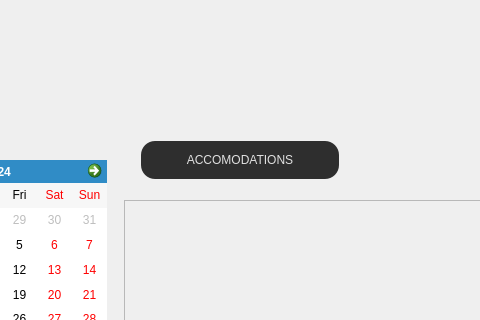
Before: the Qt Designer form 3_Solution/Client/frontend/clientwindow.ui in albudimitrie/travel-app, drawn with Qt 5; both pictures show x 180 to 660 and y 0 to 320 of the 1400 by 700 pixel window.
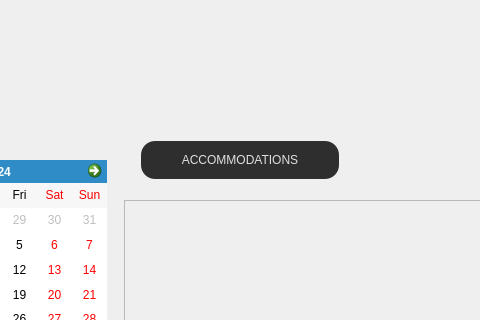
After: the same form once the commit is applied. Icons and pictures are not drawn.

Diff of the .ui file:
```diff
--- a/3_Solution/Client/frontend/clientwindow.ui
+++ b/3_Solution/Client/frontend/clientwindow.ui
@@ -207,7 +207,7 @@
     }</string>
     </property>
     <property name="text">
-     <string>ACCOMODATIONS</string>
+     <string>ACCOMMODATIONS</string>
     </property>
    </widget>
    <widget class="QPushButton" name="pushAtt">
```
